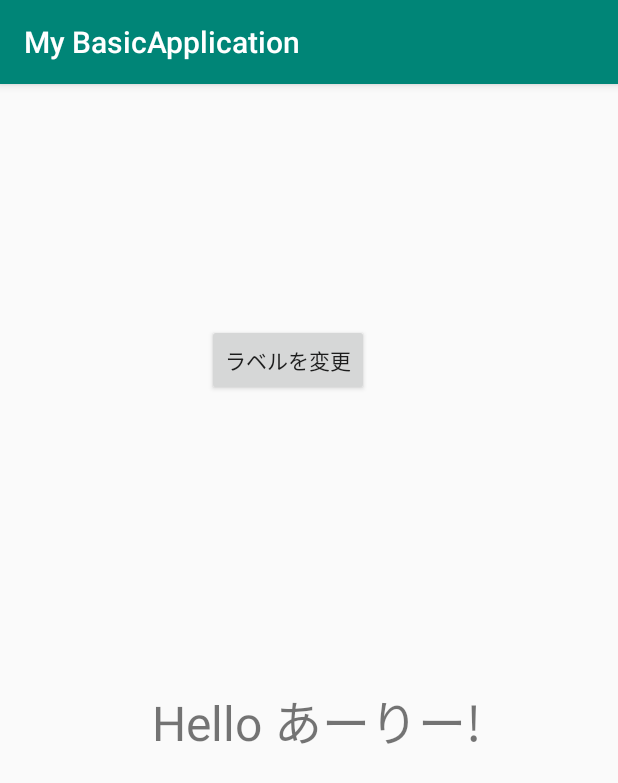
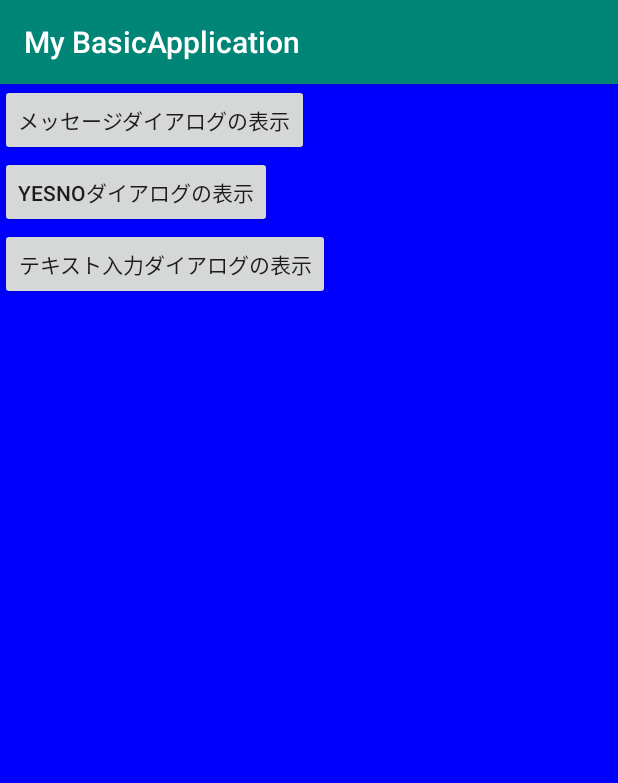
Before and after one commit to arlly/AndroidStudy, an Android app: the screen it shows after launch (MainActivity), on a phone screen of 412 x 824 dp. Shown: the top 783 px of the screen. Run offline under Robolectric (Android 15) with nearby library versions, the phone set to English and light mode, and no system bars.

Commit message:
ボタンレイアウトの勉強。

```diff
--- a/app/src/main/java/com/example/mybasicapplication/MainActivity.java
+++ b/app/src/main/java/com/example/mybasicapplication/MainActivity.java
@@ -2,16 +2,46 @@ package com.example.mybasicapplication;
 
 import androidx.appcompat.app.AppCompatActivity;
 
+import android.graphics.Color;
 import android.os.Bundle;
 import android.view.View;
+import android.widget.Button;
+import android.widget.LinearLayout;
 import android.widget.TextView;
 
-public class MainActivity extends AppCompatActivity {
+public class MainActivity extends AppCompatActivity implements View.OnClickListener{
+
+    private final static  int WC = LinearLayout.LayoutParams.WRAP_CONTENT;
+    private final static String TAG_MESSAGE = "0";
+    private final static String TAG_YESNO = "1";
+    private final static String TAG_TEXT = "2";
+    private final static String TAG_IMAGE = "3";
+
 
     @Override
     protected void onCreate(Bundle savedInstanceState) {
         super.onCreate(savedInstanceState);
-        setContentView(R.layout.activity_main);
+        //setContentView(R.layout.activity_main);
+
+        LinearLayout layout = new LinearLayout(this);
+        layout.setBackgroundColor(Color.BLUE);
+        layout.setOrientation(LinearLayout.VERTICAL);
+        setContentView(layout);
+
+        layout.addView(makeButton("メッセージダイアログの表示", TAG_MESSAGE));
+        layout.addView(makeButton("YesNoダイアログの表示", TAG_YESNO));
+        layout.addView(makeButton("テキスト入力ダイアログの表示", TAG_TEXT));
+
+
+    }
+
+    private Button makeButton(String text, String tag) {
+        Button button = new Button(this);
+        button.setText(text);
+        button.setTag(tag);
+        button.setOnClickListener(this);
+        button.setLayoutParams(new LinearLayout.LayoutParams(WC, WC));
+        return button;
     }
 
     /**
@@ -23,4 +53,8 @@ public class MainActivity extends AppCompatActivity {
 
     }
 
+    public void onClick(View view) {
+        //
+    }
+
 }
```
